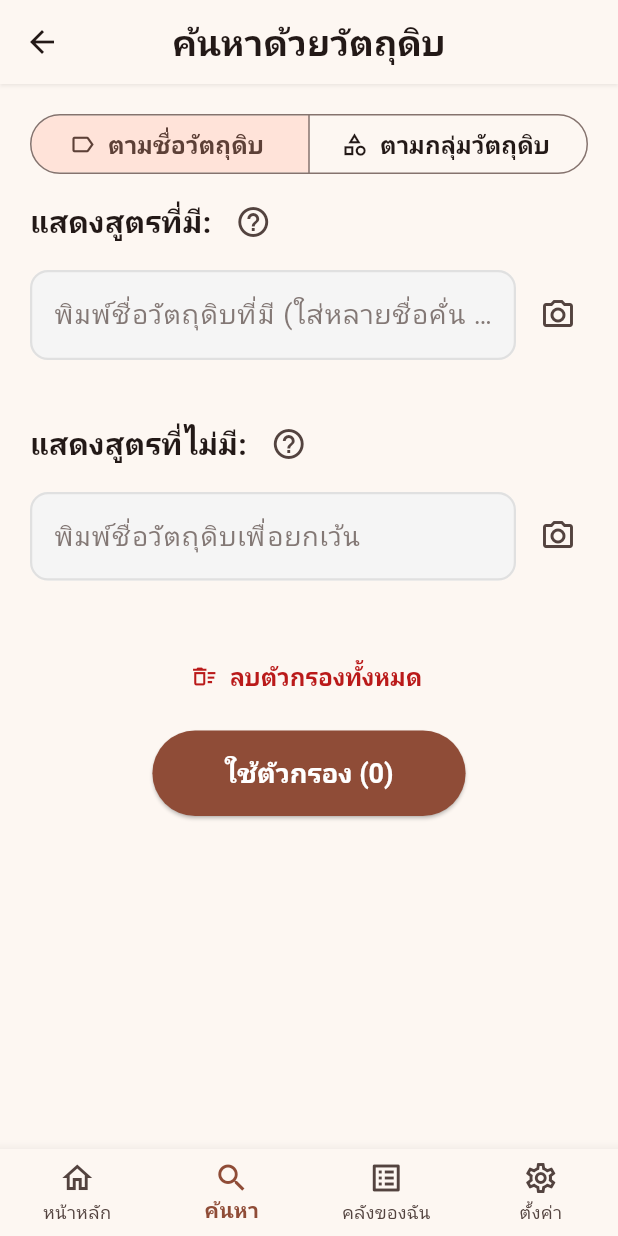
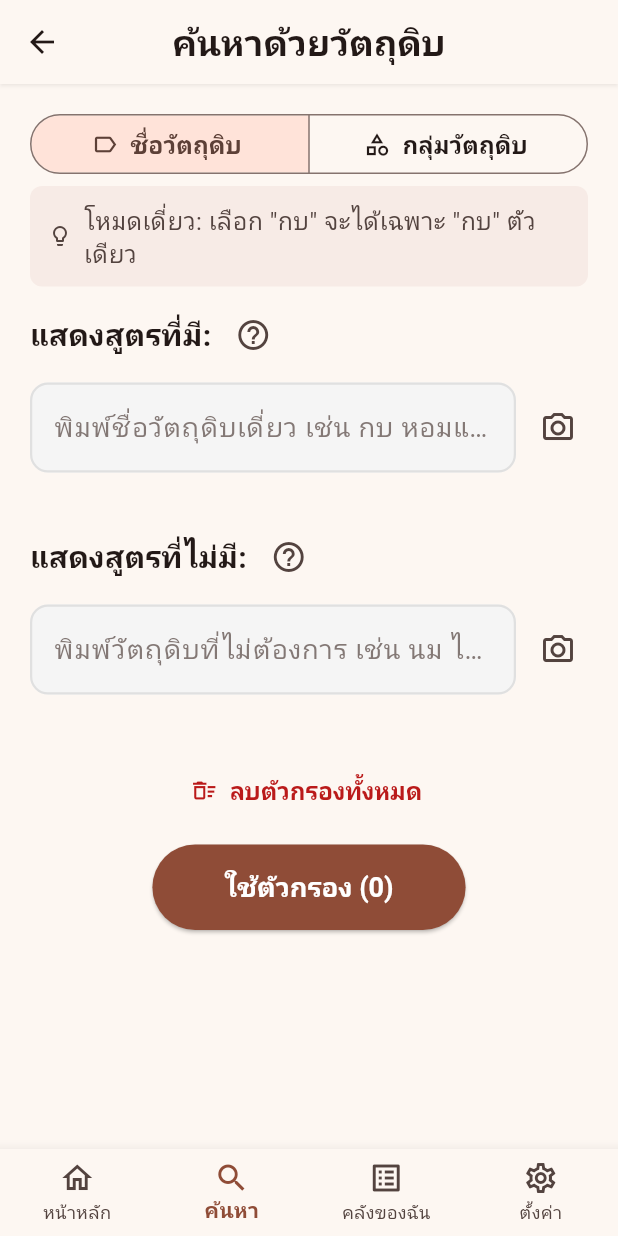
Before and after one commit to Hakuma17/Cookbook, a Flutter app: the IngredientFilterScreen screen opened by its route, on a phone screen of 412 x 824 dp. Run offline on Flutter 3.47's test engine with Material 3 defaults, Android fonts, the light colour scheme and no system bars; drawn by our look-alikes of flutter_typeahead; our stand-ins replace cached_network_image, camera, device_info_plus, equatable, flutter_keyboard_visibility, flutter_svg and 8 more; missing offline and left inert: android_intent_plus, tflite_flutter; accounts and stored records are empty; network calls fail; Roboto replaces fonts that are missing (Itim).

Commit message:
feat: Integrate flutter_keyboard_visibility for improved keyboard handling

```diff
--- a/cookbook/lib/screens/ingredient_filter_screen.dart
+++ b/cookbook/lib/screens/ingredient_filter_screen.dart
@@ -10,6 +10,7 @@
 
 import 'package:flutter/material.dart';
 import 'package:flutter_typeahead/flutter_typeahead.dart';
+import 'package:flutter_keyboard_visibility/flutter_keyboard_visibility.dart';
 
 import 'package:cookbook/services/api_service.dart';
 import 'package:cookbook/services/auth_service.dart';
@@ -148,6 +149,9 @@ class _IngredientFilterScreenState extends State<IngredientFilterScreen> {
 
   // เพิ่มลงชุด "ชื่อวัตถุดิบ" โดยลบออกจากฝั่งตรงข้ามให้อัตโนมัติ + กันซ้ำแบบ case-insensitive
   void _addNameTo(Set<String> target, Set<String> opposite, String raw) {
+    print(
+        '🔍 _addNameTo called with: "$raw" (โหมด: ${_groupMode ? "กลุ่ม" : "เดี่ยว"})');
+
     final names = raw
         .split(RegExp(r'[;,]')) // รองรับใส่หลายชื่อคั่นด้วย , ;
         .map((e) => e.trim())
@@ -157,6 +161,7 @@ class _IngredientFilterScreenState extends State<IngredientFilterScreen> {
 
     for (final name in names) {
       final key = _norm(name);
+      print('   → เพิ่มชื่อวัตถุดิบ: "$name"');
 
       // เอาออกจากอีกฝั่ง ถ้ามีอยู่ (เทียบแบบไม่สนตัวพิมพ์)
       final toRemove = opposite.firstWhere(
@@ -164,6 +169,7 @@ class _IngredientFilterScreenState extends State<IngredientFilterScreen> {
         orElse: () => '',
       );
       if (toRemove.isNotEmpty) {
+        print('   → ลบออกจากฝั่งตรงข้าม: "$toRemove"');
         opposite.remove(toRemove);
         changed = true;
       }
@@ -173,14 +179,20 @@ class _IngredientFilterScreenState extends State<IngredientFilterScreen> {
       if (!exists) {
         target.add(name);
         changed = true;
+        print('   ✅ เพิ่มแล้ว: "$name"');
+      } else {
+        print('   ⚠️ มีอยู่แล้ว: "$name"');
       }
     }
 
     if (changed) setState(() {});
   }
 
-  // เพิ่มลงชุด "กลุ่มวัตถุดิบ" (หลักการเดียวกับชื่อ)
+  // เพิ่มลงชุด "กลุ่มวัตถุดิบ" (แยกออกจากชื่อวัตถุดิบเดี่ยวอย่างชัดเจน)
   void _addGroupTo(Set<String> target, Set<String> opposite, String raw) {
+    print(
+        '🏷️ _addGroupTo called with: "$raw" (โหมด: ${_groupMode ? "กลุ่ม" : "เดี่ยว"})');
+
     final groups = raw
         .split(RegExp(r'[;,]'))
         .map((e) => e.trim())
@@ -190,6 +202,7 @@ class _IngredientFilterScreenState extends State<IngredientFilterScreen> {
 
     for (final g in groups) {
       final key = _norm(g);
+      print('   → เพิ่มกลุ่ม: "$g"');
 
       // เอาออกจากชุดกลุ่มฝั่งตรงข้าม
       final toRemove = opposite.firstWhere(
@@ -197,25 +210,22 @@ class _IngredientFilterScreenState extends State<IngredientFilterScreen> {
         orElse: () => '',
       );
       if (toRemove.isNotEmpty) {
+        print('   → ลบกลุ่มออกจากฝั่งตรงข้าม: "$toRemove"');
         opposite.remove(toRemove);
         changed = true;
       }
 
-      // ★ NEW: กันสับสนชื่อซ้ำ — ถ้าชื่อกลุ่มตรงกับ "ชื่อวัตถุดิบ" ที่มีอยู่ ให้ลบออก
-      final beforeHave = _haveSet.length;
-      _haveSet.removeWhere((e) => _norm(e) == key);
-      final removedName1 = beforeHave != _haveSet.length;
-
-      final beforeNotHave = _notHaveSet.length;
-      _notHaveSet.removeWhere((e) => _norm(e) == key);
-      final removedName2 = beforeNotHave != _notHaveSet.length;
-      if (removedName1 || removedName2) changed = true;
+      // ★ REMOVED: ไม่ลบชื่อวัตถุดิบเดี่ยวออกอีกต่อไป เพื่อให้ผู้ใช้เลือกได้ทั้ง 2 แบบ
+      // เดิม: ลบชื่อวัตถุดิบที่ซ้ำกับกลุ่ม -> ทำให้เกิดความสับสน
 
       // กันซ้ำใน target (เทียบแบบไม่สนตัวพิมพ์)
       final exists = target.any((e) => _norm(e) == key);
       if (!exists) {
         target.add(g);
         changed = true;
+        print('   ✅ เพิ่มกลุ่มแล้ว: "$g"');
+      } else {
+        print('   ⚠️ มีกลุ่มอยู่แล้ว: "$g"');
       }
     }
 
@@ -277,10 +287,14 @@ class _IngredientFilterScreenState extends State<IngredientFilterScreen> {
   }
 
   void _dismissKb() {
+    // ปิด focus nodes ทั้งหมด
     _haveFocus.unfocus();
     _notHaveFocus.unfocus();
     _haveGroupFocus.unfocus();
     _notHaveGroupFocus.unfocus();
+
+    // ปิด keyboard ใน context ปัจจุบัน
+    FocusScope.of(context).unfocus();
   }
 
   /* ─────────────── Camera handlers (4 ช่อง) ─────────────── */
@@ -582,6 +596,9 @@ class _IngredientFilterScreenState extends State<IngredientFilterScreen> {
       },
       child: Scaffold(
         backgroundColor: theme.colorScheme.surface,
+        resizeToAvoidBottomInset:
+            true, // เพิ่ม: ให้หน้าจอปรับขนาดเมื่อแป้นพิมพ์ขึ้น
+        extendBody: true, // ขยายพื้นที่ body ไปยัง bottom navigation
         appBar: AppBar(
           leading: IconButton(
             icon: const Icon(Icons.arrow_back),
@@ -590,10 +607,21 @@ class _IngredientFilterScreenState extends State<IngredientFilterScreen> {
           ),
           title: const Text('ค้นหาด้วยวัตถุดิบ'),
         ),
-        bottomNavigationBar: CustomBottomNav(
+        bottomNavigationBar: KeyboardVisibilityBuilder(
+          builder: (context, isKeyboardVisible) {
+            // ซ่อน bottom navigation bar เมื่อแป้นพิมพ์ขึ้น
+            return AnimatedContainer(
+              duration: const Duration(milliseconds: 200),
+              height: isKeyboardVisible ? 0 : null,
+              child: isKeyboardVisible
+                  ? const SizedBox()
+                  : CustomBottomNav(
                       selectedIndex: 1,
                       onItemSelected: _onNavItemTapped,
                       isLoggedIn: _isLoggedIn,
+                    ),
+            );
+          },
         ),
         body: FutureBuilder(
           future: _initFuture,
@@ -609,7 +637,13 @@ class _IngredientFilterScreenState extends State<IngredientFilterScreen> {
                 child: SingleChildScrollView(
                   keyboardDismissBehavior:
                       ScrollViewKeyboardDismissBehavior.onDrag,
-                  padding: const EdgeInsets.all(20.0),
+                  padding: EdgeInsets.only(
+                    left: 20.0,
+                    right: 20.0,
+                    top: 20.0,
+                    bottom: MediaQuery.of(context).viewInsets.bottom +
+                        80.0, // เพิ่ม padding bottom เยอะขึ้นเพื่อให้มีพื้นที่มากขึ้น
+                  ),
                   child: Column(
                     crossAxisAlignment: CrossAxisAlignment.start,
                     children: [
@@ -658,7 +692,7 @@ class _IngredientFilterScreenState extends State<IngredientFilterScreen> {
                           // กลุ่มวัตถุดิบ
                           controller: _haveGroupCtrl,
                           focusNode: _haveGroupFocus,
-                          hint: 'พิมพ์ชื่อกลุ่มวัตถุดิบ (เช่น กุ้งทะเล, นมวัว)',
+                          hint: 'พิมพ์กลุ่ม เช่น ผักใบเขียว อาหารทะเล ถั่ว',
                           // ใช้ suggest กลุ่ม
                           suggestionsCallback: ApiService.getGroupSuggestions,
                           onAdd: (g) => _addGroupTo(
@@ -677,7 +711,7 @@ class _IngredientFilterScreenState extends State<IngredientFilterScreen> {
                           controller: _haveCtrl,
                           focusNode: _haveFocus,
                           hint:
-                              'พิมพ์ชื่อวัตถุดิบที่มี (ใส่หลายชื่อคั่น , ; ได้)',
+                              'พิมพ์ชื่อวัตถุดิบเดี่ยว เช่น กบ หอมแดง มะเขือเทศ',
                           suggestionsCallback:
                               ApiService.getIngredientSuggestions,
                           onAdd: (n) => _addNameTo(_haveSet, _notHaveSet, n),
@@ -746,7 +780,7 @@ class _IngredientFilterScreenState extends State<IngredientFilterScreen> {
                           key: const ValueKey('exc-group'), // ★ NEW
                           controller: _notHaveGroupCtrl,
                           focusNode: _notHaveGroupFocus,
-                          hint: 'พิมพ์ชื่อกลุ่มวัตถุดิบที่ต้องการยกเว้น',
+                          hint: 'พิมพ์กลุ่มที่ไม่ต้องการ เช่น เนื้อสัตว์ นมวัว',
                           suggestionsCallback: ApiService.getGroupSuggestions,
                           onAdd: (g) => _addGroupTo(
                             _notHaveGroupSet,
@@ -762,7 +796,7 @@ class _IngredientFilterScreenState extends State<IngredientFilterScreen> {
                           key: const ValueKey('exc-name'), // ★ NEW
                           controller: _notHaveCtrl,
                           focusNode: _notHaveFocus,
-                          hint: 'พิมพ์ชื่อวัตถุดิบเพื่อยกเว้น',
+                          hint: 'พิมพ์วัตถุดิบที่ไม่ต้องการ เช่น นม ไข่ กุ้ง',
                           suggestionsCallback:
                               ApiService.getIngredientSuggestions,
                           onAdd: (n) => _addNameTo(_notHaveSet, _haveSet, n),
@@ -851,19 +885,22 @@ class _IngredientFilterScreenState extends State<IngredientFilterScreen> {
 
   /// สวิตช์เลือกโหมดอินพุตของหน้าจอ
   Widget _buildModeSwitcher(ThemeData theme) {
-    return Row(
+    return Column(
+      crossAxisAlignment: CrossAxisAlignment.start,
+      children: [
+        Row(
           children: [
             Expanded(
               child: SegmentedButton<bool>(
                 segments: const [
                   ButtonSegment<bool>(
                     value: false,
-                label: Text('ตามชื่อวัตถุดิบ'),
+                    label: Text('ชื่อวัตถุดิบ'),
                     icon: Icon(Icons.label_outline),
                   ),
                   ButtonSegment<bool>(
                     value: true,
-                label: Text('ตามกลุ่มวัตถุดิบ'),
+                    label: Text('กลุ่มวัตถุดิบ'),
                     icon: Icon(Icons.category_outlined),
                   ),
                 ],
@@ -876,6 +913,38 @@ class _IngredientFilterScreenState extends State<IngredientFilterScreen> {
                   }
                 },
                 showSelectedIcon: false,
+              ),
+            ),
+          ],
+        ),
+        const SizedBox(height: 8),
+        // เพิ่มคำอธิบายโหมดปัจจุบัน
+        Container(
+          padding: const EdgeInsets.all(12),
+          decoration: BoxDecoration(
+            color: theme.colorScheme.surfaceContainerHighest
+                .withValues(alpha: 0.5),
+            borderRadius: BorderRadius.circular(8),
+          ),
+          child: Row(
+            children: [
+              Icon(
+                _groupMode ? Icons.info_outline : Icons.lightbulb_outline,
+                size: 16,
+                color: theme.colorScheme.onSurfaceVariant,
+              ),
+              const SizedBox(width: 8),
+              Expanded(
+                child: Text(
+                  _groupMode
+                      ? 'โหมดกลุ่ม: เลือก "กบ" จะได้กลุ่มวัตถุดิบที่เกี่ยวข้องทั้งหมด'
+                      : 'โหมดเดี่ยว: เลือก "กบ" จะได้เฉพาะ "กบ" ตัวเดียว',
+                  style: theme.textTheme.bodySmall?.copyWith(
+                    color: theme.colorScheme.onSurfaceVariant,
+                  ),
+                ),
+              ),
+            ],
           ),
         ),
       ],
@@ -981,16 +1050,19 @@ class _TypeAheadBox extends StatelessWidget {
             suggestionsCallback: suggestionsCallback,
             debounceDuration: const Duration(milliseconds: 300),
 
-            // พฤติกรรมกล่อง suggestion
+            // พฤติกรรมกล่อง suggestion - ให้ปิดเมื่อไม่โฟกัสแต่ไม่หายไปง่าย
             hideOnUnfocus: true,
             hideOnEmpty: true,
             hideOnLoading: false,
+            retainOnLoading: true, // เก็บ suggestions ไว้ขณะโหลด
 
             // ช่องกรอก
             builder: (ctx, textController, fieldFocus) => TextField(
               controller: textController,
               focusNode: fieldFocus,
               textInputAction: TextInputAction.done,
+              enableSuggestions: true,
+              autocorrect: false,
               decoration: InputDecoration(
                 hintText: hint,
                 suffixIcon: (textController.text.isNotEmpty)
@@ -1007,11 +1079,10 @@ class _TypeAheadBox extends StatelessWidget {
                 final v = value.trim();
                 if (v.isNotEmpty) {
                   onAdd(v);
-                  // เก็บข้อความไว้ต่อ ไม่ clear เพื่อให้แก้ไข/กดค้นหาต่อได้
-                  // เลื่อน caret ไปท้ายข้อความ
-                  textController.selection = TextSelection.fromPosition(
-                    TextPosition(offset: textController.text.length),
-                  );
+                  // เคลียร์ข้อความหลังเพิ่มเสร็จแล้ว
+                  textController.clear();
+                  // คง focus เพื่อพิมพ์ต่อได้ทันที
+                  fieldFocus.requestFocus();
                 }
               },
             ),
@@ -1022,7 +1093,8 @@ class _TypeAheadBox extends StatelessWidget {
             // ★ NEW: เคลียร์ให้ชัวร์ และคงโฟกัสเพื่อพิมพ์ต่อได้ทันที
             onSelected: (s) {
               onAdd(s);
-              // คงข้อความไว้ และให้โฟกัสอยู่ต่อเพื่อพิมพ์คำถัดไปได้ทันที
+              // เคลียร์ controller และคงโฟกัสเพื่อพิมพ์ต่อได้
+              controller.clear();
               focusNode.requestFocus();
             },
 
--- a/cookbook/pubspec.yaml
+++ b/cookbook/pubspec.yaml
@@ -63,6 +63,7 @@ dependencies:
   android_intent_plus: ^5.3.1
   dio: ^5.9.0
   fluttertoast: ^9.0.0
+  flutter_keyboard_visibility: ^6.0.0
 
 dev_dependencies:
   flutter_test:
```
Also changed, not shown: cookbook/pubspec.lock. Lines whose indentation alone changed are shown as unchanged.
